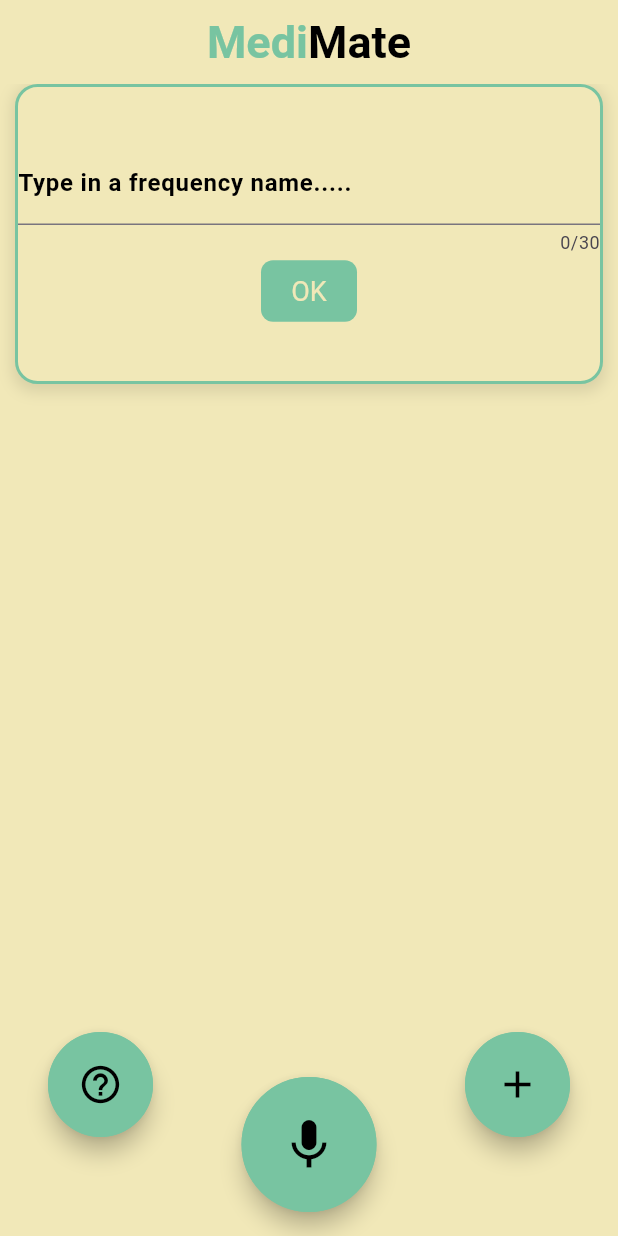
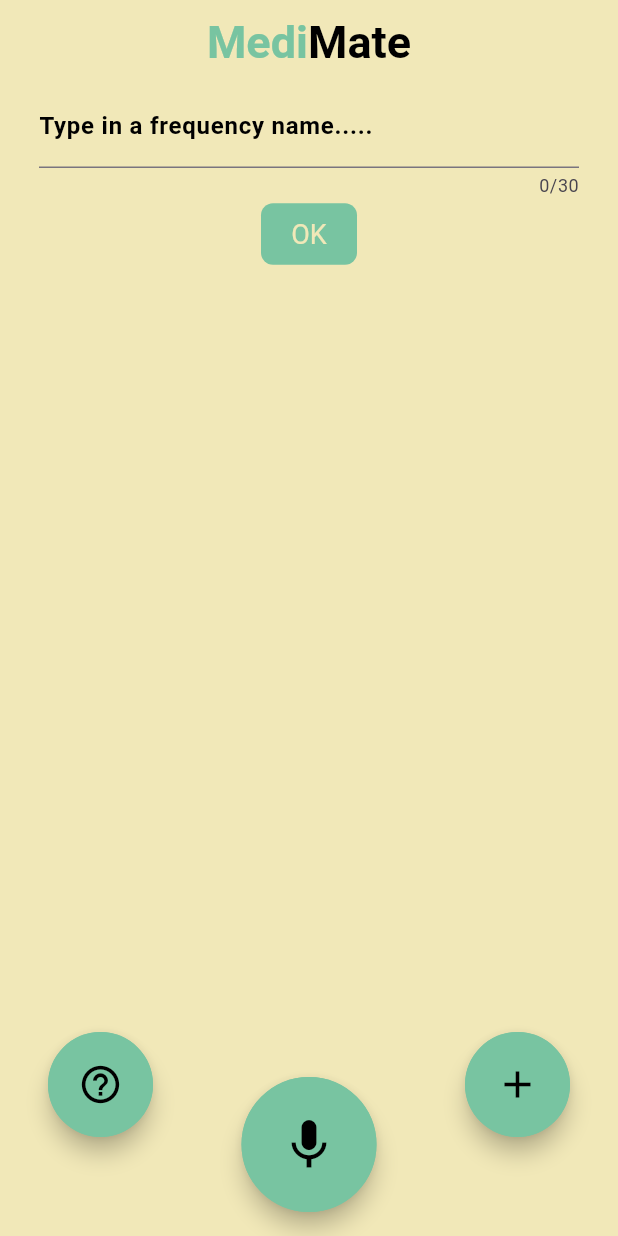
Before and after one commit to Anamika457/MediMate, a Flutter app: the HomePage screen opened directly, after a tap on the "add" icon, on a phone screen of 412 x 824 dp. Run offline on Flutter 3.47's test engine with Material 3 defaults, Android fonts, the phone set to English and light mode, and no system bars; our stand-ins replace dots_indicator, flutter_local_notifications, flutter_screenutil, image_picker, permission_handler, sqflite and 1 more; accounts and stored records are empty.

Commit message:
implemented figma designs, database fix

```diff
--- a/lib/features/home/home_page_view.dart
+++ b/lib/features/home/home_page_view.dart
@@ -182,31 +182,18 @@ class _HomePageState extends State<HomePage> {
       SliverList(
         delegate: SliverChildBuilderDelegate(
           (context, index) {
-            return Container(
-              height: 200,
-              margin: const EdgeInsets.only(bottom: 8.0),
-              decoration: BoxDecoration(
-                color: const Color(0xFFF1E8B8),
-                border: Border.all(color: const Color(0xFF78C4A1), width: 2.0),
-                borderRadius: BorderRadius.circular(15),
-                boxShadow: [
-                  BoxShadow(
-                    color: Colors.black.withOpacity(0.1),
-                    spreadRadius: 2,
-                    blurRadius: 8,
-                    offset: const Offset(0, 3), // changes position of shadow
-                  ),
-                ],
-              ),
-              child: Column(
+            return Container(child: Column(
   mainAxisAlignment: MainAxisAlignment.center,
   children: [
-                  TextField(
+    Padding(
+      padding: const EdgeInsets.symmetric(horizontal: 16.0), // Adjust horizontal padding as needed
+      child: TextField(
         controller: _controller,
         maxLength: 30,
         decoration: const InputDecoration(
           labelText: 'Type in a frequency name.....',
           labelStyle: TextStyle(fontWeight: FontWeight.bold, color: Colors.black),
+        ),
       ),
     ),
     TextButton(
@@ -224,13 +211,13 @@ class _HomePageState extends State<HomePage> {
         }
       },
       style: ButtonStyle(
-                      backgroundColor: WidgetStateProperty.all<Color>(const Color(0xFF78C4A1)),
-                      foregroundColor: WidgetStateProperty.all<Color>(const Color(0xFFF1E8B8)),
-                      padding: WidgetStateProperty.all<EdgeInsetsGeometry>(const EdgeInsets.all(10)),
-                      textStyle: WidgetStateProperty.all<TextStyle>(
+        backgroundColor: MaterialStateProperty.all<Color>(Color(0xFF78C4A1)),
+        foregroundColor: MaterialStateProperty.all<Color>(const Color(0xFFF1E8B8)),
+        padding: MaterialStateProperty.all<EdgeInsetsGeometry>(const EdgeInsets.all(10)),
+        textStyle: MaterialStateProperty.all<TextStyle>(
           const TextStyle(fontSize: 18),
         ),
-                      shape: WidgetStateProperty.all<OutlinedBorder>(
+        shape: MaterialStateProperty.all<OutlinedBorder>(
           RoundedRectangleBorder(
             borderRadius: BorderRadius.circular(8.0),
           ),
@@ -239,7 +226,7 @@ class _HomePageState extends State<HomePage> {
       child: const Text("OK"),
     ),
   ],
-              ),
+)
             );
           },
           childCount: 1,
```
Also changed, not shown: lib/features/home/medicine_page.dart (+57 -33 lines), pubspec.yaml (+3 -4 lines), lib/database/database.dart (line endings or trailing spaces), pubspec.lock, 5 other files. Lines whose indentation alone changed are shown as unchanged.
